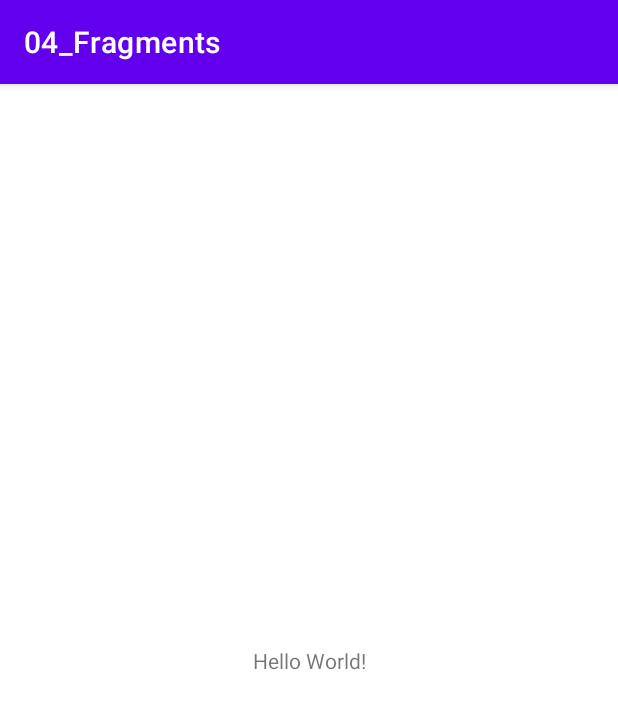
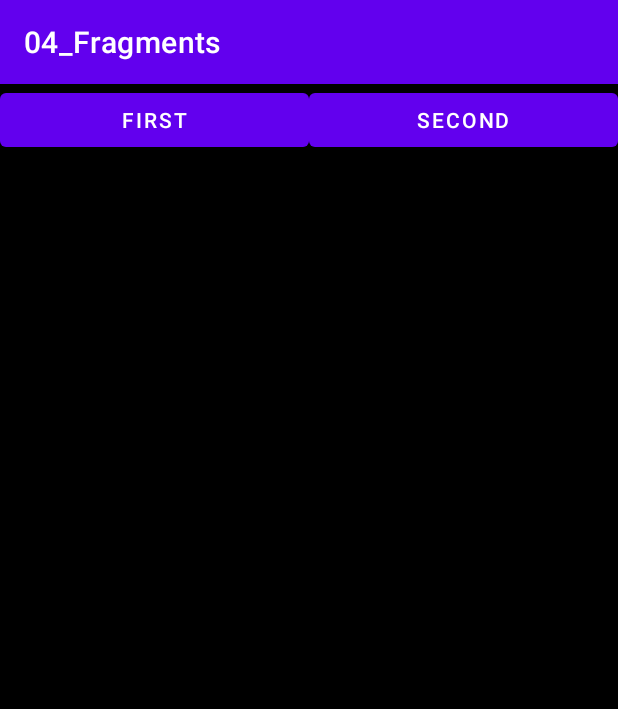
Before and after one commit to deepak252/Android-Kotlin, an Android app: the screen it shows after launch (MainActivity), on a phone screen of 412 x 824 dp. Shown: the top 709 px of the screen. Run offline under Robolectric (Android 15) with nearby library versions, the phone set to English and light mode, and no system bars.

Commit message:
Fragments completed

```diff
--- a/04_Fragments/app/src/main/java/com/academy/a04_fragments/MainActivity.kt
+++ b/04_Fragments/app/src/main/java/com/academy/a04_fragments/MainActivity.kt
@@ -2,10 +2,31 @@ package com.academy.a04_fragments
 
 import androidx.appcompat.app.AppCompatActivity
 import android.os.Bundle
+import android.widget.Button
+import androidx.fragment.app.FragmentTransaction
+import com.academy.a04_fragments.fragments.FirstFragment
+import com.academy.a04_fragments.fragments.SecondFragment
 
 class MainActivity : AppCompatActivity() {
     override fun onCreate(savedInstanceState: Bundle?) {
         super.onCreate(savedInstanceState)
         setContentView(R.layout.activity_main)
+
+        val btn1 = findViewById<Button>(R.id.btn1)
+        val btn2 = findViewById<Button>(R.id.btn2)
+
+        btn1.setOnClickListener{
+            val firstFragment = FirstFragment()
+            val transaction = supportFragmentManager.beginTransaction()
+            transaction.replace(R.id.fragmentContainer,firstFragment)
+            transaction.commit()
+        }
+
+        btn2.setOnClickListener{
+            val secondFragment = SecondFragment()
+            val transaction = supportFragmentManager.beginTransaction()
+            transaction.replace(R.id.fragmentContainer, secondFragment)
+            transaction.commit()
+        }
     }
 }
--- a/04_Fragments/app/src/main/res/layout/activity_main.xml
+++ b/04_Fragments/app/src/main/res/layout/activity_main.xml
@@ -6,13 +6,35 @@
     android:layout_height="match_parent"
     tools:context=".MainActivity">
 
-    <TextView
-        android:layout_width="wrap_content"
+
+    <Button
+        android:id="@+id/btn1"
+        android:layout_width="0dp"
         android:layout_height="wrap_content"
-        android:text="Hello World!"
-        app:layout_constraintBottom_toBottomOf="parent"
+        android:text="First"
+        app:layout_constraintBottom_toBottomOf="@+id/btn2"
+        app:layout_constraintEnd_toStartOf="@+id/btn2"
+        app:layout_constraintHorizontal_bias="0.5"
+
+        app:layout_constraintHorizontal_chainStyle="packed"
+        app:layout_constraintStart_toStartOf="parent"
+        app:layout_constraintTop_toTopOf="@+id/btn2" />
+
+    <Button
+        android:id="@+id/btn2"
+        android:layout_width="0dp"
+        android:layout_height="wrap_content"
+        android:text="Second"
         app:layout_constraintEnd_toEndOf="parent"
-        app:layout_constraintStart_toStartOf="parent"
+        app:layout_constraintHorizontal_bias="0.5"
+        app:layout_constraintStart_toEndOf="@+id/btn1"
         app:layout_constraintTop_toTopOf="parent" />
 
+    <androidx.appcompat.widget.LinearLayoutCompat
+        android:id="@+id/fragmentContainer"
+        android:layout_width="match_parent"
+        android:layout_height="match_parent"
+        android:background="@color/black"
+        app:layout_constraintTop_toBottomOf="@id/btn1"
+        />
 </androidx.constraintlayout.widget.ConstraintLayout>
--- a/04_Fragments/app/src/main/res/values/strings.xml
+++ b/04_Fragments/app/src/main/res/values/strings.xml
@@ -1,3 +1,4 @@
 <resources>
     <string name="app_name">04_Fragments</string>
+    <!-- TODO: Remove or change this placeholder text -->
 </resources>
```
Also changed, not shown: 04_Fragments/app/src/main/java/com/academy/a04_fragments/fragments/FirstFragment.kt (added, +28 -0 lines), 04_Fragments/app/src/main/java/com/academy/a04_fragments/fragments/SecondFragment.kt (added, +26 -0 lines), 04_Fragments/app/src/main/res/layout/fragment_first.xml (added, +19 -0 lines), 04_Fragments/app/src/main/res/layout/fragment_second.xml (added, +16 -0 lines).
